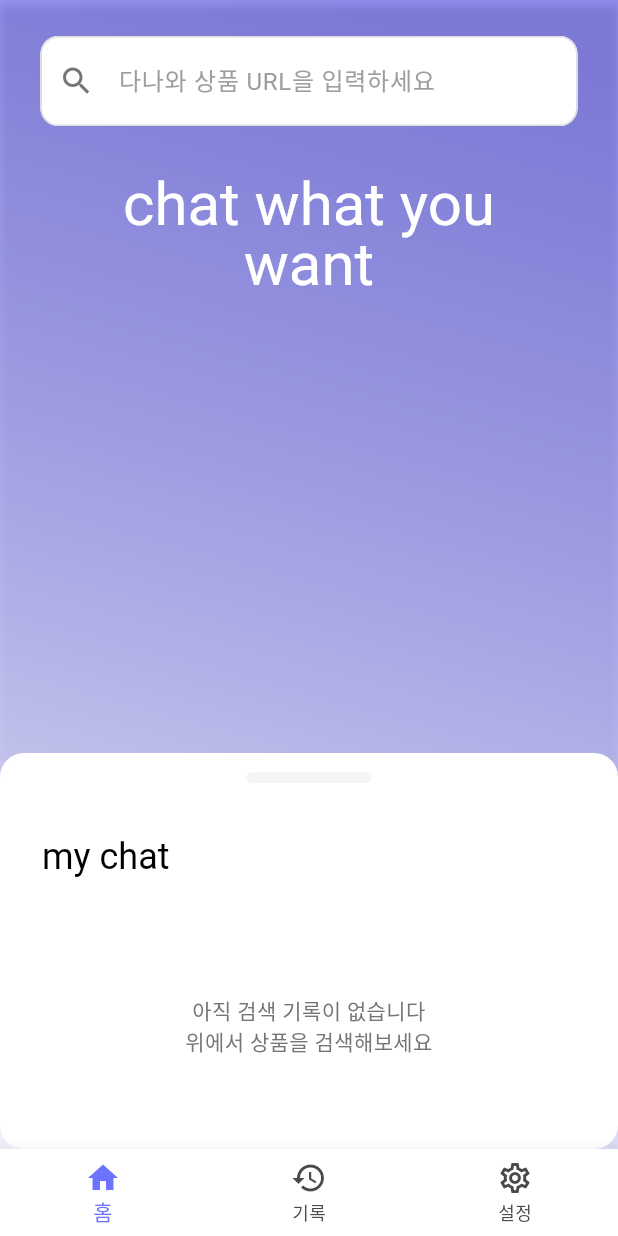
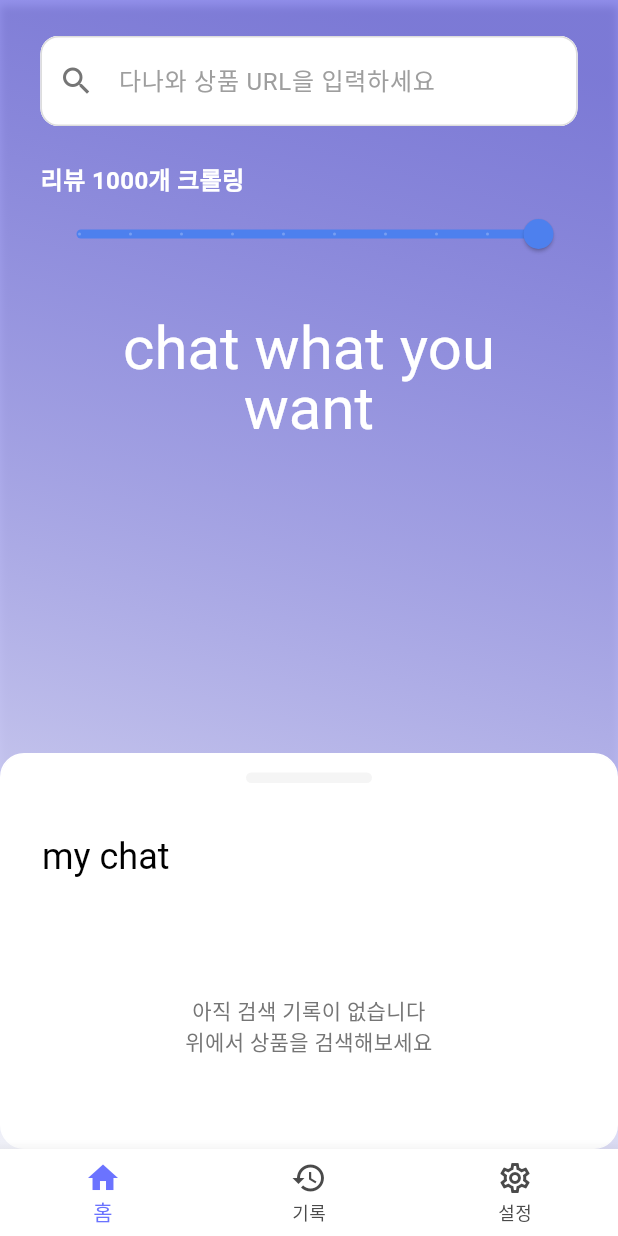
Before and after one commit to phantomer-ai/review_talk, a Flutter app: the screen it shows after launch, on a phone screen of 412 x 824 dp. Run offline on Flutter 3.47's test engine with Material 3 defaults, Android fonts, the phone set to English and light mode, and no system bars; our stand-ins replace dartz, dio, equatable, get_it, shared_preferences; Roboto replaces fonts that are missing (LibreBarcode128Text, Pretendard, SouliyoUnicode).

Commit message:
2단계: 크롤링 개수 슬라이더 UI 추가 및 maxReviews ViewModel 연동

```diff
--- a/reviewtalk_app/lib/presentation/views/screens/url_input_screen.dart
+++ b/reviewtalk_app/lib/presentation/views/screens/url_input_screen.dart
@@ -173,7 +173,34 @@ class _UrlInputScreenState extends State<UrlInputScreen> {
                             horizontal: 27,
                             vertical: 24,
                           ),
-                          child: _buildSearchInput(viewModel),
+                          child: Column(
+                            crossAxisAlignment: CrossAxisAlignment.start,
+                            children: [
+                              _buildSearchInput(viewModel),
+                              const SizedBox(height: 24),
+                              // 크롤링 개수 슬라이더
+                              Text(
+                                '리뷰 ${viewModel.maxReviews}개 크롤링',
+                                style: const TextStyle(
+                                  color: Colors.white,
+                                  fontSize: 16,
+                                  fontWeight: FontWeight.w600,
+                                ),
+                              ),
+                              Slider(
+                                value: viewModel.maxReviews.toDouble(),
+                                min: 100,
+                                max: 1000,
+                                divisions: 9,
+                                label: '${viewModel.maxReviews}',
+                                onChanged: (value) {
+                                  viewModel.setMaxReviews(value.round());
+                                },
+                                activeColor: AppColors.mainBlue,
+                                inactiveColor: Colors.white24,
+                              ),
+                            ],
+                          ),
                         ),
                         const SizedBox(height: 8),
                         // 메인 타이틀 (Figma 위치)
```
